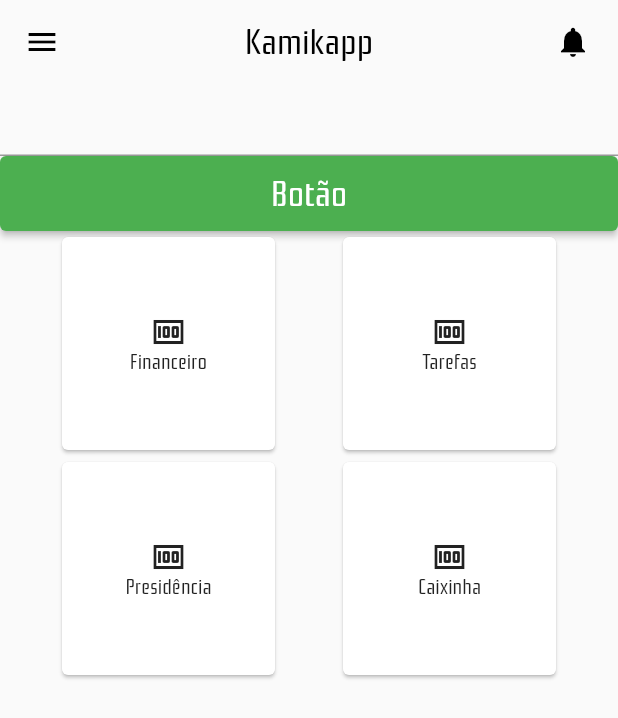
After one commit to gustavopresoti/kami_mobile, a Flutter app: the screen it shows after launch, after a tap on "ENTER", on a phone screen of 412 x 824 dp. The commit adds this screen. Shown: the top 718 px of the screen. Run offline on Flutter 3.47's test engine with Material 2 defaults, Android fonts, the phone set to English and light mode, and no system bars.

Commit message:
add: home page

```diff
--- /dev/null
+++ b/lib/ui/pages/home/home_page.dart
@@ -0,0 +1,140 @@
+import 'package:flutter/material.dart';
+
+class HomePage extends StatefulWidget {
+  const HomePage({Key? key}) : super(key: key);
+
+  @override
+  _HomePageState createState() => _HomePageState();
+}
+
+class _HomePageState extends State<HomePage> {
+  late bool _pressObserver;
+
+  @override
+  void initState() {
+    _pressObserver = false;
+
+    super.initState();
+  }
+
+  @override
+  Widget build(BuildContext context) {
+    return Scaffold(
+      appBar: AppBar(
+        backgroundColor: Colors.transparent,
+        elevation: 0,
+        title: Text(
+          'Kamikapp',
+          style: TextStyle(
+            fontSize: 24,
+            color: Colors.black,
+          ),
+        ),
+        centerTitle: true,
+        actions: [
+          Padding(
+            padding: const EdgeInsets.only(right: 18),
+            child: Icon(Icons.notifications),
+          ),
+        ],
+      ),
+      drawer: Drawer(
+        child: Container(color: Colors.black),
+      ),
+      body: SingleChildScrollView(
+        child: Column(
+          children: [
+            TextField(),
+            Column(
+              children: [
+                Container(
+                  child: ElevatedButton(
+                    child: Text('Botão', style: TextStyle(fontSize: 24),),
+                    style: ButtonStyle(
+                      minimumSize: MaterialStateProperty.resolveWith(
+                              (states) => Size.fromHeight(50)),
+                      foregroundColor: MaterialStateColor.resolveWith(
+                              (states) => Colors.white),
+                      backgroundColor: _pressObserver
+                          ? MaterialStateColor.resolveWith(
+                              (states) => Colors.red)
+                          : MaterialStateColor.resolveWith(
+                              (states) => Colors.green),
+                    ),
+                    onPressed: () {
+                      setState(() {
+                        _pressObserver = !_pressObserver;
+                      });
+                    },
+                  ),
+                ),
+                Row(
+                  mainAxisAlignment: MainAxisAlignment.spaceEvenly,
+                  children: [
+                    Container(
+                      height: 150,
+                      width: 150,
+                      child: Card(
+                        child: Column(
+                          mainAxisAlignment: MainAxisAlignment.center,
+                          children: [
+                            Icon(Icons.money),
+                            Text('Financeiro'),
+                          ],
+                        ),
+                      ),
+                    ),
+                    Container(
+                      height: 150,
+                      width: 150,
+                      child: Card(
+                        child: Column(
+                          mainAxisAlignment: MainAxisAlignment.center,
+                          children: [
+                            Icon(Icons.money),
+                            Text('Tarefas'),
+                          ],
+                        ),
+                      ),
+                    ),
+                  ],
+                ),
+                Row(
+                  mainAxisAlignment: MainAxisAlignment.spaceEvenly,
+                  children: [
+                    Container(
+                      height: 150,
+                      width: 150,
+                      child: Card(
+                        child: Column(
+                          mainAxisAlignment: MainAxisAlignment.center,
+                          children: [
+                            Icon(Icons.money),
+                            Text('Presidência'),
+                          ],
+                        ),
+                      ),
+                    ),
+                    Container(
+                      height: 150,
+                      width: 150,
+                      child: Card(
+                        child: Column(
+                          mainAxisAlignment: MainAxisAlignment.center,
+                          children: [
+                            Icon(Icons.money),
+                            Text('Caixinha'),
+                          ],
+                        ),
+                      ),
+                    ),
+                  ],
+                ),
+              ],
+            ),
+          ],
+        ),
+      ),
+    );
+  }
+}
--- a/lib/ui/pages/login/login_page.dart
+++ b/lib/ui/pages/login/login_page.dart
@@ -112,7 +112,8 @@ class LoginPage extends StatelessWidget {
                     width: double.infinity,
                     child: ElevatedButton(
                       onPressed: () {
-
+                        Navigator.of(context).push(MaterialPageRoute(
+                            builder: (context) => HomePage()));
                       },
                       child: Text(
                         'Enter'.toUpperCase(),
```
